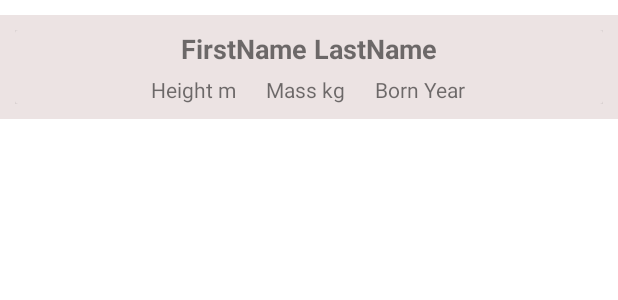
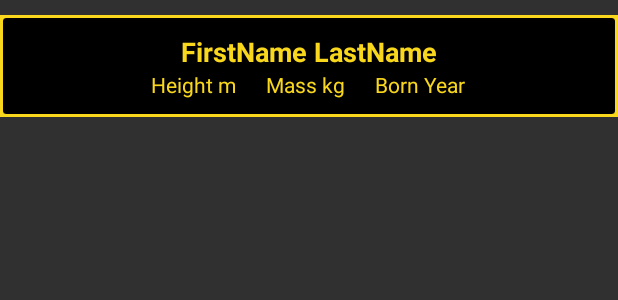
Before and after one commit to g-keller/SwapiAssessment, an Android app: the layout person_list_item.xml on its own in the app's theme, with its tools: preview values and no code run, on a phone screen of 412 x 824 dp. Shown: the top 300 px of the screen. Run offline under Robolectric (Android 15) with nearby library versions, the phone set to English and light mode, and no system bars.

Commit message:
Modify UI to have cute Star Wars theme

```diff
--- a/app/src/main/AndroidManifest.xml
+++ b/app/src/main/AndroidManifest.xml
@@ -8,7 +8,7 @@
         android:label="@string/app_name"
         android:roundIcon="@mipmap/ic_launcher_round"
         android:supportsRtl="true"
-        android:theme="@style/Theme.SwapiAssessment"
+        android:theme="@style/Theme.AppCompat.NoActionBar"
         android:usesCleartextTraffic="true">
         <activity android:name=".MainActivity">
             <intent-filter>
--- a/app/src/main/res/layout/person_list_item.xml
+++ b/app/src/main/res/layout/person_list_item.xml
@@ -5,13 +5,14 @@
     android:layout_width="match_parent"
     android:layout_height="wrap_content"
     android:layout_marginTop="10dp"
-    android:background="@color/card_color"
-    android:padding="10dp">
+    android:background="@color/star_wars_yellow"
+    android:padding="2dp">
 
     <androidx.cardview.widget.CardView
         android:layout_width="match_parent"
         android:layout_height="wrap_content"
-        app:cardBackgroundColor="@color/card_color"
+        android:padding="0dp"
+        app:cardBackgroundColor="@color/black"
         app:layout_constraintEnd_toEndOf="parent"
         app:layout_constraintStart_toStartOf="parent"
         app:layout_constraintTop_toTopOf="parent">
@@ -19,15 +20,16 @@
         <LinearLayout
             android:layout_width="match_parent"
             android:layout_height="match_parent"
+            android:layout_margin="10dp"
             android:orientation="vertical">
 
             <TextView
                 android:id="@+id/personName"
                 android:layout_width="match_parent"
                 android:layout_height="wrap_content"
-                android:layout_marginBottom="5dp"
                 android:gravity="center"
                 android:text="@string/person_name_label"
+                android:textColor="@color/star_wars_yellow"
                 android:textSize="18sp"
                 android:textStyle="bold" />
 
@@ -45,7 +47,8 @@
                     android:gravity="center"
                     android:paddingLeft="10dp"
                     android:paddingRight="10dp"
-                    android:text="@string/person_height_label" />
+                    android:text="@string/person_height_label"
+                    android:textColor="@color/star_wars_yellow" />
 
                 <TextView
                     android:id="@+id/personMass"
@@ -55,7 +58,8 @@
                     android:gravity="center"
                     android:paddingLeft="10dp"
                     android:paddingRight="10dp"
-                    android:text="@string/person_mass_label" />
+                    android:text="@string/person_mass_label"
+                    android:textColor="@color/star_wars_yellow" />
 
                 <TextView
                     android:id="@+id/personBirthYear"
@@ -65,7 +69,8 @@
                     android:gravity="center"
                     android:paddingLeft="10dp"
                     android:paddingRight="10dp"
-                    android:text="@string/person_birthyear_label" />
+                    android:text="@string/person_birthyear_label"
+                    android:textColor="@color/star_wars_yellow" />
 
             </LinearLayout>
 
--- a/app/src/main/res/values/colors.xml
+++ b/app/src/main/res/values/colors.xml
@@ -8,4 +8,5 @@
     <color name="black">#FF000000</color>
     <color name="white">#FFFFFFFF</color>
     <color name="card_color">#ECE3E3</color>
+    <color name="star_wars_yellow">#F9D71C</color>
 </resources>
--- a/app/src/main/res/values/strings.xml
+++ b/app/src/main/res/values/strings.xml
@@ -4,4 +4,6 @@
     <string name="person_height_label">Height m</string>
     <string name="person_mass_label">Mass kg</string>
     <string name="person_birthyear_label">Born Year</string>
+    <!--  Font requires lowercase i to display capital I for some reason.  -->
+    <string name="tool_bar_title">Star Wars APi</string>
 </resources>
```
Also changed, not shown: app/src/main/res/layout/activity_main.xml (+16 -3 lines), app/src/main/res/values/styles.xml (added, +9 -0 lines), app/src/main/res/font/stjedise.ttf (added).
